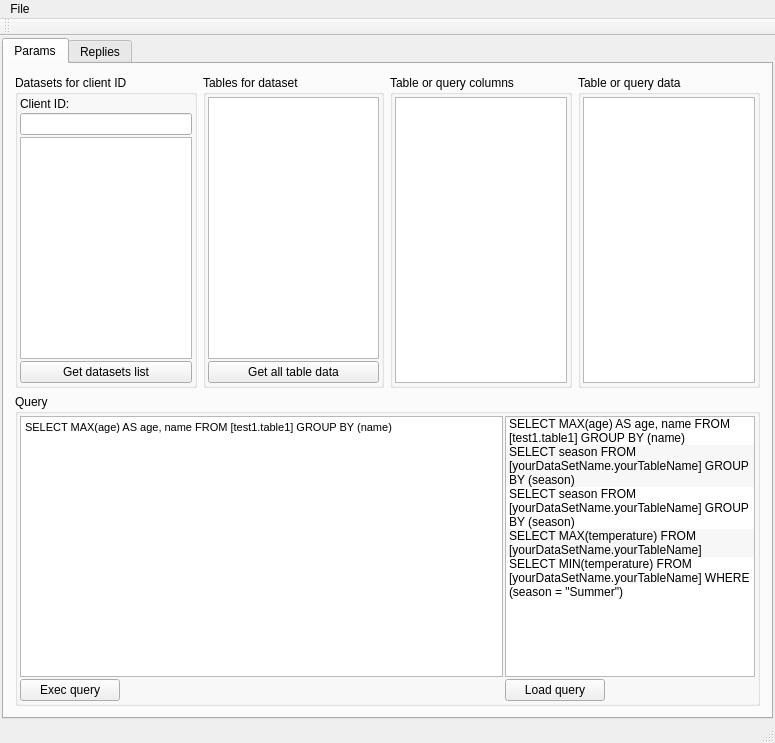
Old version of the form mainwindow.ui in the repository shonlove/qt-google-bigquery.
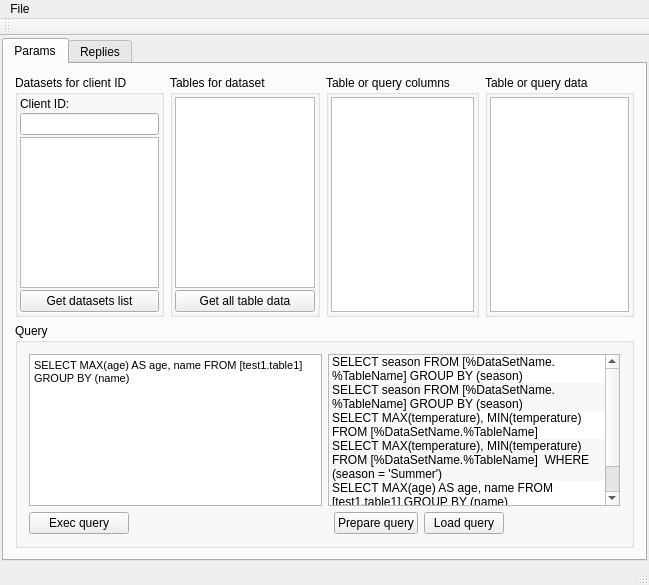
New version of the form.

Commit message: 1. Autofill ClienID 2. Add "prepare query"

Patch:
```diff
--- a/mainwindow.ui
+++ b/mainwindow.ui
@@ -6,8 +6,8 @@
    <rect>
     <x>0</x>
     <y>0</y>
-    <width>775</width>
-    <height>743</height>
+    <width>649</width>
+    <height>585</height>
    </rect>
   </property>
   <property name="windowTitle">
@@ -144,42 +144,25 @@
           <property name="title">
            <string>Query</string>
           </property>
-          <layout class="QGridLayout" name="gridLayout_3">
-           <property name="margin">
-            <number>2</number>
-           </property>
-           <property name="spacing">
-            <number>2</number>
-           </property>
+          <layout class="QGridLayout" name="gridLayout_5">
            <item row="0" column="0">
             <widget class="QTextEdit" name="teExecQuery">
              <property name="html">
               <string>&lt;!DOCTYPE HTML PUBLIC &quot;-//W3C//DTD HTML 4.0//EN&quot; &quot;http://www.w3.org/TR/REC-html40/strict.dtd&quot;&gt;
 &lt;html&gt;&lt;head&gt;&lt;meta name=&quot;qrichtext&quot; content=&quot;1&quot; /&gt;&lt;style type=&quot;text/css&quot;&gt;
 p, li { white-space: pre-wrap; }
-&lt;/style&gt;&lt;/head&gt;&lt;body style=&quot; font-family:'Sans Serif'; font-size:9pt; font-weight:400; font-style:normal;&quot;&gt;
-&lt;p style=&quot; margin-top:0px; margin-bottom:0px; margin-left:0px; margin-right:0px; -qt-block-indent:0; text-indent:0px;&quot;&gt;&lt;span style=&quot; font-family:'MS Shell Dlg 2'; font-size:8pt;&quot;&gt;SELECT MAX(age) AS age, name FROM [test1.table1] GROUP BY (name)&lt;/span&gt;&lt;/p&gt;&lt;/body&gt;&lt;/html&gt;</string>
+&lt;/style&gt;&lt;/head&gt;&lt;body style=&quot; font-family:'MS Shell Dlg 2'; font-size:8.25pt; font-weight:400; font-style:normal;&quot;&gt;
+&lt;p style=&quot; margin-top:0px; margin-bottom:0px; margin-left:0px; margin-right:0px; -qt-block-indent:0; text-indent:0px;&quot;&gt;&lt;span style=&quot; font-size:8pt;&quot;&gt;SELECT MAX(age) AS age, name FROM [test1.table1] GROUP BY (name)&lt;/span&gt;&lt;/p&gt;&lt;/body&gt;&lt;/html&gt;</string>
              </property>
             </widget>
            </item>
-           <item row="2" column="0">
-            <widget class="QPushButton" name="pbExecQuery">
-             <property name="maximumSize">
-              <size>
-               <width>100</width>
-               <height>16777215</height>
-              </size>
-             </property>
-             <property name="text">
-              <string>Exec query</string>
-             </property>
-            </widget>
-           </item>
-           <item row="0" column="2">
+           <item row="0" column="1" rowspan="2">
+            <layout class="QGridLayout" name="gridLayout_3">
+             <item row="0" column="0" colspan="4">
             <widget class="QListWidget" name="lwQuerys">
              <property name="maximumSize">
               <size>
-               <width>250</width>
+                 <width>16777215</width>
                <height>16777215</height>
               </size>
              </property>
@@ -207,34 +190,60 @@
              <property name="selectionRectVisible">
               <bool>true</bool>
              </property>
+               <item>
+                <property name="text">
+                 <string>SELECT season FROM [%DataSetName.%TableName] GROUP BY (season)</string>
+                </property>
+               </item>
+               <item>
+                <property name="text">
+                 <string>SELECT season FROM [%DataSetName.%TableName] GROUP BY (season)</string>
+                </property>
+               </item>
+               <item>
+                <property name="text">
+                 <string>SELECT MAX(temperature), MIN(temperature) FROM [%DataSetName.%TableName]</string>
+                </property>
+               </item>
+               <item>
+                <property name="text">
+                 <string>SELECT MAX(temperature), MIN(temperature) FROM [%DataSetName.%TableName]  WHERE (season = 'Summer')</string>
+                </property>
+               </item>
              <item>
               <property name="text">
                <string>SELECT MAX(age) AS age, name FROM [test1.table1] GROUP BY (name)</string>
               </property>
              </item>
-             <item>
-              <property name="text">
-               <string>SELECT season FROM [yourDataSetName.yourTableName] GROUP BY (season)</string>
-              </property>
+              </widget>
              </item>
-             <item>
-              <property name="text">
-               <string>SELECT season FROM [yourDataSetName.yourTableName] GROUP BY (season)</string>
-              </property>
-             </item>
-             <item>
-              <property name="text">
-               <string>SELECT MAX(temperature) FROM [yourDataSetName.yourTableName]</string>
-              </property>
+             <item row="1" column="3">
+              <spacer name="horizontalSpacer">
+               <property name="orientation">
+                <enum>Qt::Horizontal</enum>
+               </property>
+               <property name="sizeHint" stdset="0">
+                <size>
+                 <width>40</width>
+                 <height>20</height>
+                </size>
+               </property>
+              </spacer>
              </item>
-             <item>
+             <item row="1" column="1">
+              <widget class="QPushButton" name="pbPrepareQuery">
+               <property name="maximumSize">
+                <size>
+                 <width>100</width>
+                 <height>16777215</height>
+                </size>
+               </property>
               <property name="text">
-               <string>SELECT MIN(temperature) FROM [yourDataSetName.yourTableName] WHERE (season = &quot;Summer&quot;)</string>
-              </property>
-             </item>
-            </widget>
-           </item>
-           <item row="2" column="2">
+                <string>Prepare query</string>
+               </property>
+              </widget>
+             </item>
+             <item row="1" column="2">
             <widget class="QPushButton" name="pbLoadQuery">
              <property name="minimumSize">
               <size>
@@ -254,6 +263,21 @@
             </widget>
            </item>
           </layout>
+           </item>
+           <item row="1" column="0">
+            <widget class="QPushButton" name="pbExecQuery">
+             <property name="maximumSize">
+              <size>
+               <width>100</width>
+               <height>16777215</height>
+              </size>
+             </property>
+             <property name="text">
+              <string>Exec query</string>
+             </property>
+            </widget>
+           </item>
+          </layout>
          </widget>
         </item>
        </layout>
@@ -283,8 +307,8 @@
     <rect>
      <x>0</x>
      <y>0</y>
-     <width>775</width>
-     <height>23</height>
+     <width>649</width>
+     <height>21</height>
     </rect>
    </property>
    <widget class="QMenu" name="menuFile">
```
Lines whose indentation alone changed are shown as unchanged. The commit also changes 2 other files.
